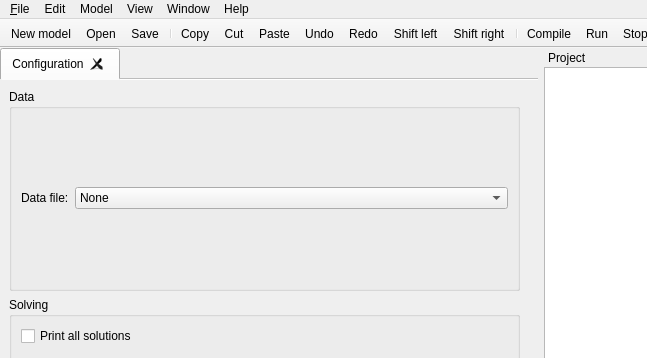
imaclarty/ZincIDE, file ZincIDE/mainwindow.ui: the form before one commit; both pictures show x 0 to 647 and y 0 to 358 of the 800 by 982 pixel window.
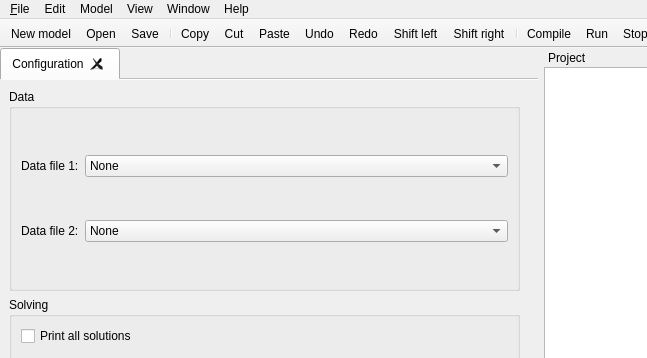
The form after the commit. Icons and pictures are not drawn. Custom widgets are drawn as their Qt base class.

Commit message: allow running model with up to 2 data files

Patch:
```diff
--- a/ZincIDE/mainwindow.ui
+++ b/ZincIDE/mainwindow.ui
@@ -127,7 +127,7 @@
                     </sizepolicy>
                    </property>
                    <property name="text">
-                    <string>Data file:</string>
+                    <string>Data file 1:</string>
                    </property>
                   </widget>
                  </item>
@@ -142,6 +142,32 @@
                  </item>
                 </layout>
                </item>
+               <item>
+                <layout class="QHBoxLayout" name="horizontalLayout_11">
+                 <item>
+                  <widget class="QLabel" name="label_2">
+                   <property name="sizePolicy">
+                    <sizepolicy hsizetype="Fixed" vsizetype="Preferred">
+                     <horstretch>0</horstretch>
+                     <verstretch>0</verstretch>
+                    </sizepolicy>
+                   </property>
+                   <property name="text">
+                    <string>Data file 2:</string>
+                   </property>
+                  </widget>
+                 </item>
+                 <item>
+                  <widget class="QComboBox" name="conf_data_file2">
+                   <item>
+                    <property name="text">
+                     <string>None</string>
+                    </property>
+                   </item>
+                  </widget>
+                 </item>
+                </layout>
+               </item>
               </layout>
              </widget>
             </item>
```
The commit also changes 4 other files.
